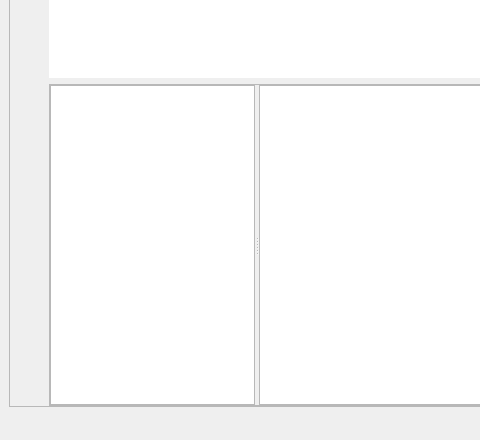
Old version of the form mainform.ui in the repository c475x/hmi-ui-designer; both pictures show x 0 to 480 and y 188 to 628 of the 814 by 628 pixel window.
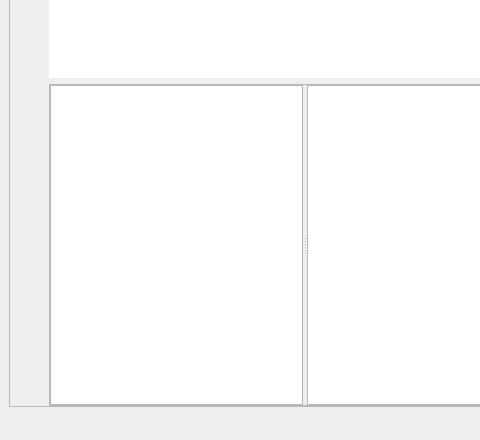
New version of the form.

```diff
--- a/mainform.ui
+++ b/mainform.ui
@@ -76,6 +76,12 @@
           </property>
           <item>
            <widget class="QSplitter" name="splitter">
+            <property name="sizePolicy">
+             <sizepolicy hsizetype="Fixed" vsizetype="Preferred">
+              <horstretch>0</horstretch>
+              <verstretch>0</verstretch>
+             </sizepolicy>
+            </property>
             <property name="lineWidth">
              <number>1</number>
             </property>
@@ -86,15 +92,24 @@
              <enum>Qt::Horizontal</enum>
             </property>
             <widget class="QListView" name="listGuiItems">
+             <property name="enabled">
+              <bool>true</bool>
+             </property>
              <property name="sizePolicy">
-              <sizepolicy hsizetype="Fixed" vsizetype="Expanding">
+              <sizepolicy hsizetype="Ignored" vsizetype="Expanding">
                <horstretch>0</horstretch>
                <verstretch>0</verstretch>
               </sizepolicy>
              </property>
+             <property name="minimumSize">
+              <size>
+               <width>0</width>
+               <height>0</height>
+              </size>
+             </property>
              <property name="maximumSize">
               <size>
-               <width>205</width>
+               <width>16777215</width>
                <height>16777215</height>
               </size>
              </property>
@@ -105,6 +120,12 @@
              </property>
             </widget>
             <widget class="QTableView" name="tableItemProperties">
+             <property name="sizePolicy">
+              <sizepolicy hsizetype="Ignored" vsizetype="Expanding">
+               <horstretch>0</horstretch>
+               <verstretch>0</verstretch>
+              </sizepolicy>
+             </property>
              <property name="font">
               <font>
                <pointsize>12</pointsize>
```
Left out of the diff: 6 changed lines with no effect on the pictures.
